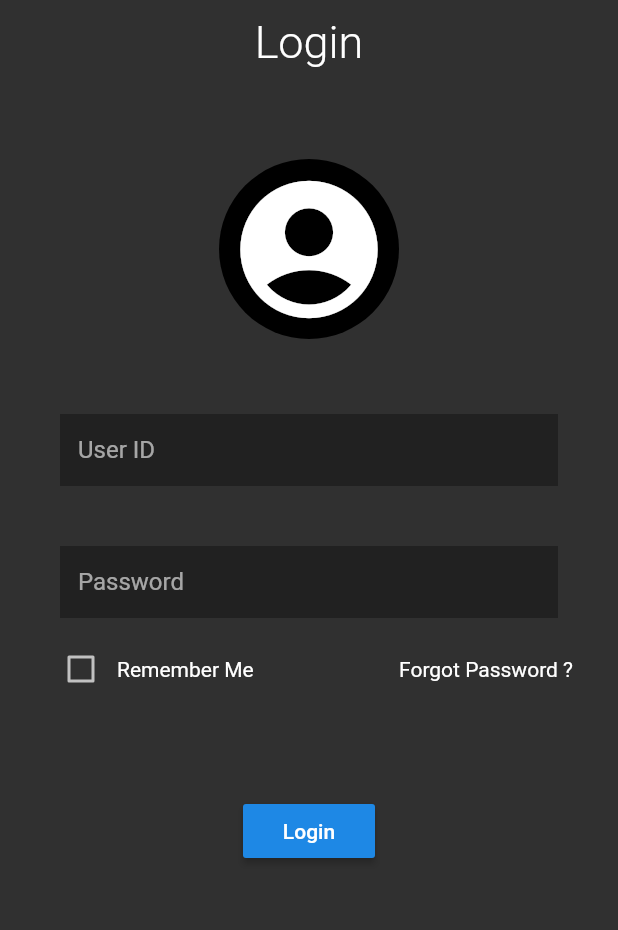
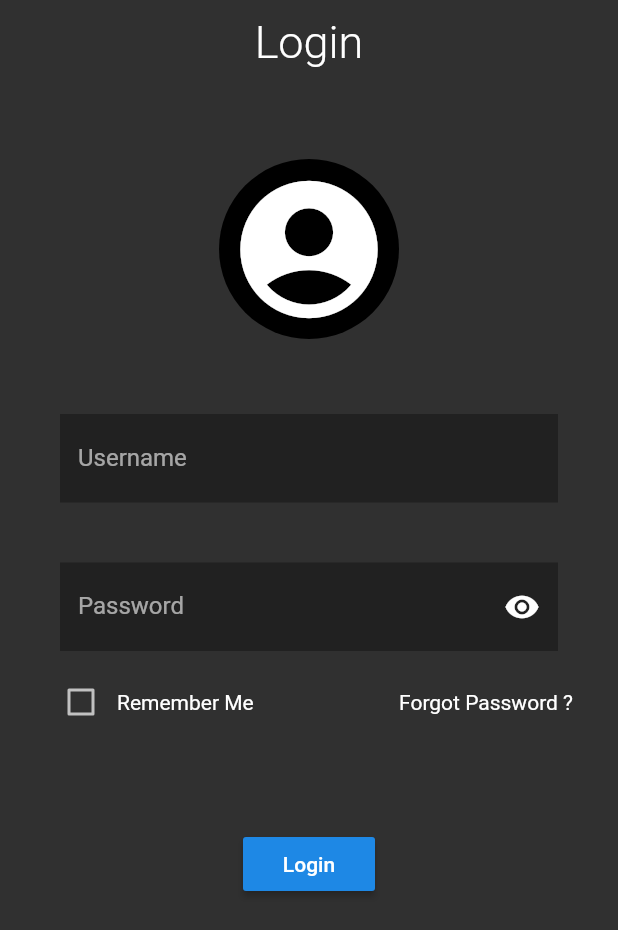
Before and after one commit to Android-Builds/Admin-Panel-Demo, a Flutter app: the screen it shows after launch, on a phone screen of 412 x 824 dp. Shown: the top 930 px of the screen. Run offline on Flutter 3.47's test engine with Material 2 defaults, Android fonts, the phone set to English and light mode, and no system bars; our stand-ins replace expandable, flutter_vector_icons, shared_preferences.

Commit message:
Redesign login widget

```diff
--- a/lib/login/login_widget.dart
+++ b/lib/login/login_widget.dart
@@ -1,11 +1,18 @@
 import 'package:flutter/material.dart';
 import '../constatnts.dart';
 
-class LoginWidget extends StatelessWidget {
+bool passwordVisible = true;
+
+class LoginWidget extends StatefulWidget {
   const LoginWidget({Key key, @required this.user, @required this.pass}) : super(key: key);
   final TextEditingController user;
   final TextEditingController pass;
 
+  @override
+  _LoginWidgetState createState() => _LoginWidgetState();
+}
+
+class _LoginWidgetState extends State<LoginWidget> {
   @override
   Widget build(BuildContext context) {
     return Container(
@@ -25,36 +32,53 @@ class LoginWidget extends StatelessWidget {
               SizedBox(height: 50.0),
               Padding(
                 padding: const EdgeInsets.symmetric(horizontal:40.0),
-                child: TextField(
-                  controller: user,
+                child: TextFormField(
+                  maxLines: 1,
+                  keyboardType: TextInputType.text,
+                  controller: widget.user,
                   onChanged: (text) {
-                    userid = user.text;
+                    userid = widget.user.text;
                   },
-                  maxLines: 1,
-                  obscureText: false,
+                  obscureText: passwordVisible,
                   decoration: InputDecoration(
-                    hintText: "User ID",
+                    labelText: 'Username',
+                    hintText: 'Enter your Username',
+                    fillColor: Colors.grey[900],
+                    filled: true,
                     border: InputBorder.none,
-                    fillColor: Colors.grey[900],
-                    filled: true
                   ),
                 ),
               ),
               SizedBox(height: 40.0,),
               Padding(
                 padding: const EdgeInsets.symmetric(horizontal:40.0),
-                child: TextField(
-                  controller: pass,
+                child: TextFormField(
+                  maxLines: 1,
+                  keyboardType: TextInputType.text,
+                  controller: widget.pass,
                   onChanged: (text) {
-                    password = pass.text;
+                    password = widget.pass.text;
                   },
-                  maxLines: 1,
-                  obscureText: true,
+                  obscureText: passwordVisible,
                   decoration: InputDecoration(
-                    hintText: "Password",
+                    labelText: 'Password',
+                    hintText: 'Enter your password',
+                    fillColor: Colors.grey[900],
+                    filled: true,
                     border: InputBorder.none,
-                    fillColor: Colors.grey[900],
-                    filled: true
+                    suffixIcon: IconButton(
+                      icon: Icon(
+                        passwordVisible
+                        ? Icons.visibility
+                        : Icons.visibility_off,
+                        color: Colors.white,
+                      ),
+                      onPressed: () {
+                        setState(() {
+                          passwordVisible = !passwordVisible;
+                        });
+                      },
+                    ),
                   ),
                 ),
               ),
```
Also changed, not shown: lib/event/sub_events.dart (+12 -5 lines).
